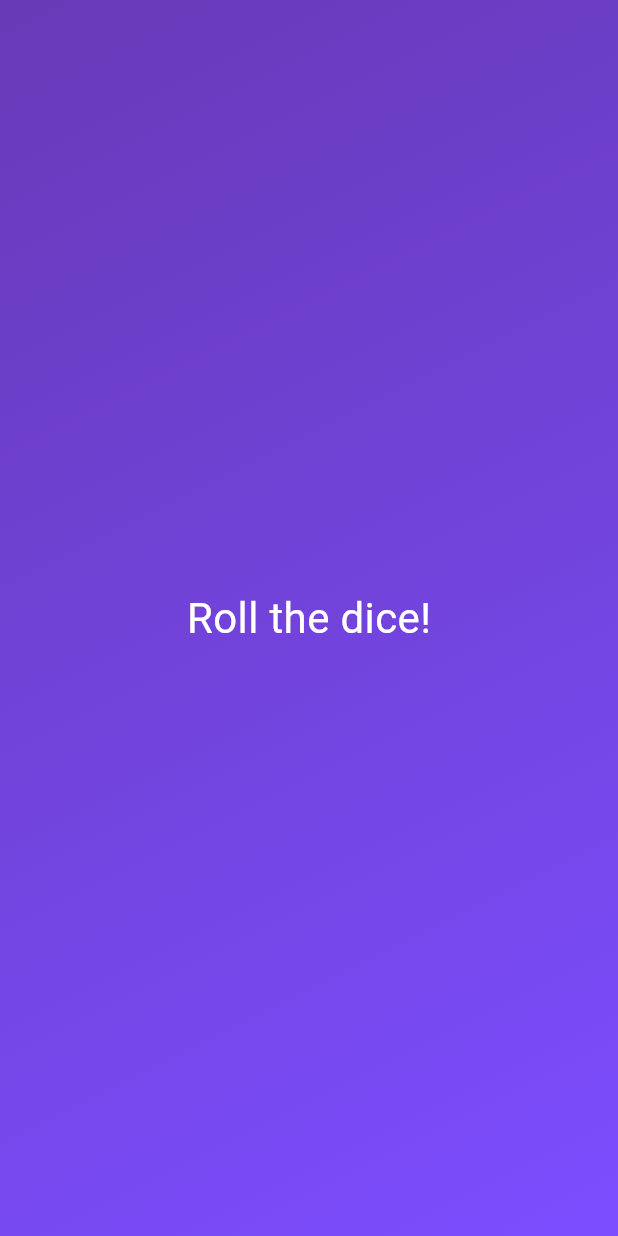
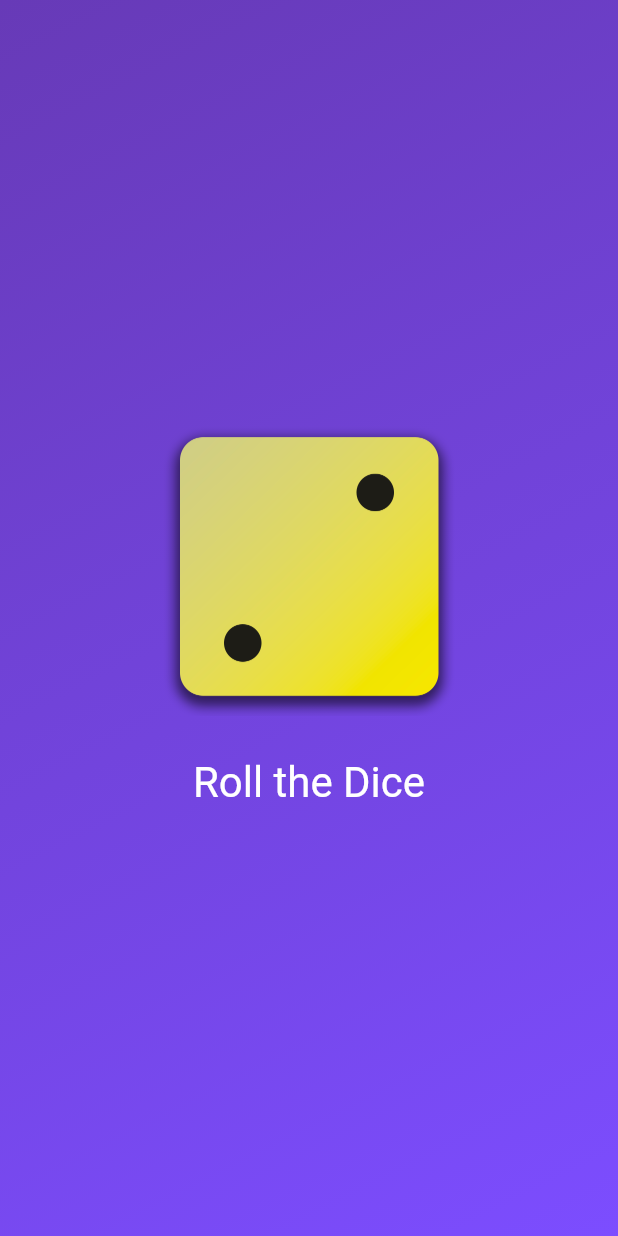
Before and after one commit to lucas-mdo/criticalroll, a Flutter app: the screen it shows after launch, on a phone screen of 412 x 824 dp. Run offline on Flutter 3.47's test engine with Material 2 defaults, Android fonts, the phone set to English and light mode, and no system bars.

Commit message:
images assets and randomizer button

```diff
--- /dev/null
+++ b/lib/dice_roller.dart
@@ -0,0 +1,50 @@
+import 'dart:math';
+
+import 'package:flutter/material.dart';
+
+final randomizer = Random();
+
+class DiceRoller extends StatefulWidget {
+  const DiceRoller({super.key});
+
+  @override
+  State<DiceRoller> createState() {
+    return _DiceRollerState();
+  }
+}
+
+class _DiceRollerState extends State<DiceRoller> {
+  var diceRoll = 2;
+
+  void rollDice() {
+    setState(() {
+      diceRoll = randomizer.nextInt(6) + 1;
+    });
+
+    print('Changing image...');
+  }
+
+  @override
+  Widget build(BuildContext context) {
+    return Column(
+      mainAxisSize: MainAxisSize.min,
+      children: [
+        Image.asset(
+          'assets/images/dice-$diceRoll.png',
+          width: 200,
+        ),
+        SizedBox.fromSize(size: const Size(20, 20)),
+        TextButton(
+          onPressed: rollDice,
+          style: TextButton.styleFrom(
+            foregroundColor: Colors.white,
+            textStyle: const TextStyle(
+              fontSize: 28,
+            ),
+          ),
+          child: const Text('Roll the Dice'),
+        )
+      ],
+    );
+  }
+}
--- a/lib/gradient_container.dart
+++ b/lib/gradient_container.dart
@@ -1,23 +1,29 @@
+import 'package:app/dice_roller.dart';
 import 'package:flutter/material.dart';
 
 class GradientContainer extends StatelessWidget {
-  const GradientContainer({super.key});
+  const GradientContainer(this.color1, this.color2, {super.key});
+
+  final Color color1;
+  final Color color2;
+
+  void rollDice() {}
 
   @override
   Widget build(context) {
     return Container(
-      decoration: const BoxDecoration(
+      decoration: BoxDecoration(
         gradient: LinearGradient(
-          colors: [Colors.deepPurple, Colors.deepPurpleAccent],
+          colors: [
+            color1,
+            color2,
+          ],
           begin: Alignment.topLeft,
           end: Alignment.bottomRight,
         ),
       ),
       child: const Center(
-        child: Text(
-          'Roll the dice!',
-          style: TextStyle(color: Colors.white, fontSize: 28),
-        ),
+        child: DiceRoller(),
       ),
     );
   }
--- a/lib/main.dart
+++ b/lib/main.dart
@@ -19,7 +19,10 @@ class MyApp extends StatelessWidget {
         useMaterial3: true,
       ),
       home: const Scaffold(
-        body: GradientContainer(),
+        body: GradientContainer(
+          Colors.deepPurple,
+          Colors.deepPurpleAccent,
+        ),
       ),
     );
   }
```
Also changed, not shown: pubspec.yaml (+7 -3 lines), assets/images/dice-1.png (added), assets/images/dice-2.png (added), assets/images/dice-3.png (added), assets/images/dice-4.png (added), assets/images/dice-5.png (added), assets/images/dice-6.png (added).
